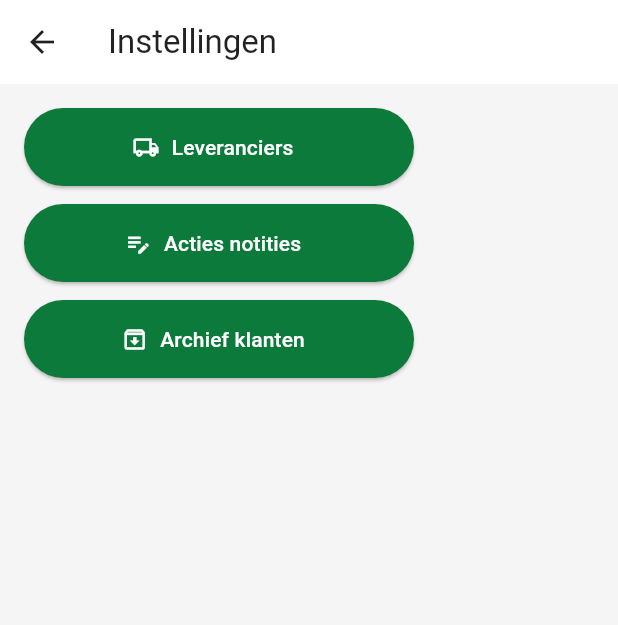
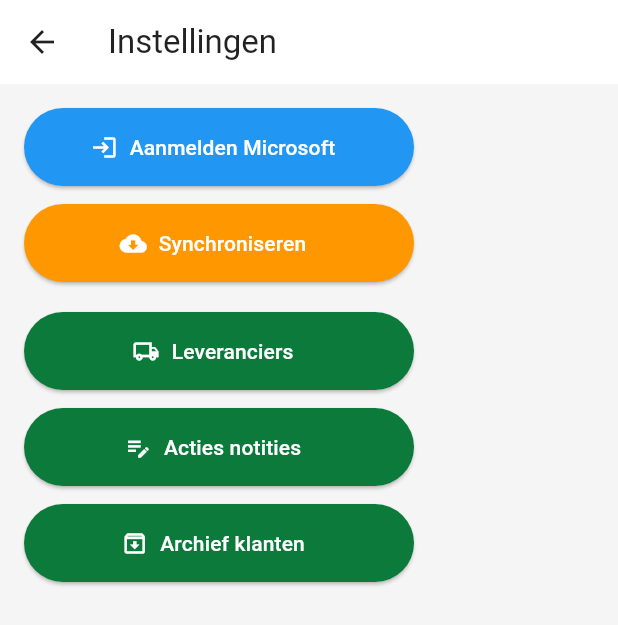
Before and after one commit to GeertLaverge/eerste_app, a Flutter app: the InstellingenPagina screen opened directly, on a phone screen of 412 x 824 dp. Shown: the top 625 px of the screen. Run offline on Flutter 3.47's test engine with Material 3 defaults, Android fonts, the phone set to English and light mode, and no system bars; our stand-ins replace flutter_local_notifications, image_picker, shared_preferences, timezone; missing offline and left inert: mailer, msal_auth; accounts and stored records are empty.

Commit message:
Fix eerste OneDrive login

```diff
--- a/lib/paginas/instellingen_pagina.dart
+++ b/lib/paginas/instellingen_pagina.dart
@@ -3,6 +3,7 @@ import 'package:flutter/material.dart';
 import 'leveranciers_pagina.dart';
 import 'archief_klanten_pagina.dart';
 
+import '../helpers/sync/onedrive_auth_service.dart';
 import '../helpers/sync/onedrive_sync_service.dart';
 import '../helpers/notities/notitie_acties_pagina.dart';
 
@@ -29,6 +30,50 @@ class InstellingenPagina extends StatelessWidget {
             children: [
               ElevatedButton.icon(
                 onPressed: () async {
+                  final resultaat = await OneDriveAuthService()
+                      .loginInteractief();
+
+                  if (!context.mounted) return;
+
+                  ScaffoldMessenger.of(
+                    context,
+                  ).showSnackBar(SnackBar(content: Text(resultaat)));
+                },
+                icon: const Icon(Icons.login),
+                label: const Text('Aanmelden Microsoft'),
+                style: ElevatedButton.styleFrom(
+                  backgroundColor: Colors.blue,
+                  foregroundColor: Colors.white,
+                  minimumSize: const Size.fromHeight(52),
+                ),
+              ),
+
+              const SizedBox(height: 12),
+
+              ElevatedButton.icon(
+                onPressed: () async {
+                  final resultaat = await OneDriveSyncService()
+                      .downloadBackup();
+
+                  if (!context.mounted) return;
+
+                  ScaffoldMessenger.of(
+                    context,
+                  ).showSnackBar(SnackBar(content: Text(resultaat)));
+                },
+                icon: const Icon(Icons.cloud_download),
+                label: const Text('Synchroniseren'),
+                style: ElevatedButton.styleFrom(
+                  backgroundColor: Colors.orange,
+                  foregroundColor: Colors.white,
+                  minimumSize: const Size.fromHeight(52),
+                ),
+              ),
+
+              const SizedBox(height: 20),
+
+              ElevatedButton.icon(
+                onPressed: () async {
                   await OneDriveSyncService().slimmeSync();
 
                   if (!context.mounted) return;
@@ -48,7 +93,9 @@ class InstellingenPagina extends StatelessWidget {
                   minimumSize: const Size.fromHeight(52),
                 ),
               ),
+
               const SizedBox(height: 12),
+
               ElevatedButton.icon(
                 onPressed: () async {
                   await OneDriveSyncService().slimmeSync();
@@ -70,7 +117,9 @@ class InstellingenPagina extends StatelessWidget {
                   minimumSize: const Size.fromHeight(52),
                 ),
               ),
+
               const SizedBox(height: 12),
+
               ElevatedButton.icon(
                 onPressed: () async {
                   await OneDriveSyncService().slimmeSync();
--- a/pubspec.yaml
+++ b/pubspec.yaml
@@ -2,7 +2,7 @@ name: eerste_app
 description: Eerste Flutter applicatie
 publish_to: 'none'
 
-version: 1.0.0+164
+version: 1.0.0+165
 environment:
   sdk: '^3.11.0'
 
```
